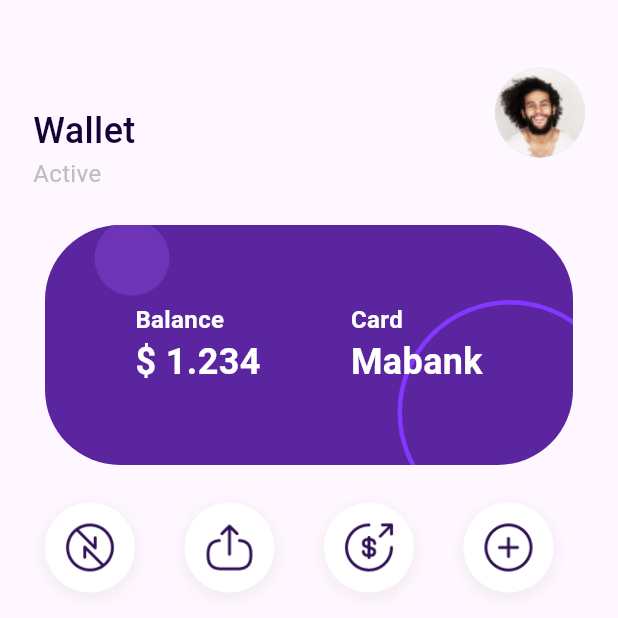
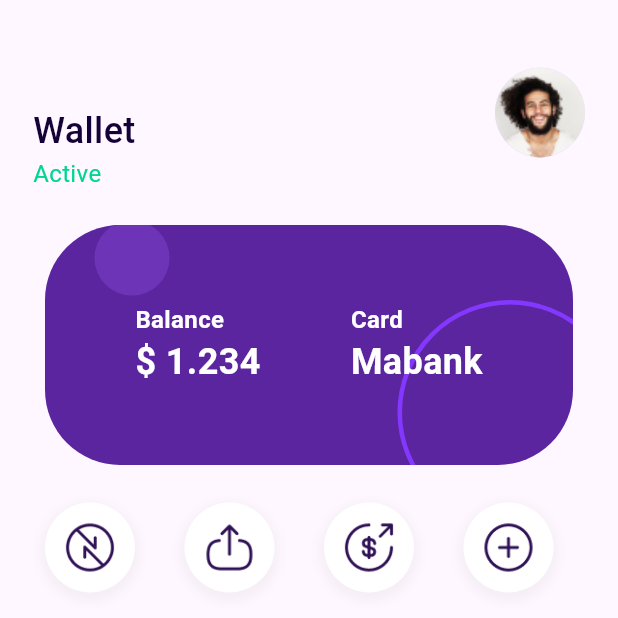
Before and after one commit to MokarmDev/wallet-app, a Flutter app: the HomeView screen opened directly, on a phone screen of 412 x 824 dp, the top half of it. Run offline on Flutter 3.47's test engine with Material 3 defaults, Android fonts, the phone set to English and light mode, and no system bars; our stand-ins replace dot_navigation_bar, gap, image_picker.

Commit message:
change color to word active

```diff
--- a/lib/screens/home_screen.dart
+++ b/lib/screens/home_screen.dart
@@ -150,7 +150,7 @@ class BuildAppBar extends StatelessWidget {
               Text(
                 'Active',
                 style: TextStyles.textTexStyle(
-                  color: MyColor.smallTextColor,
+                  color: MyColor.activeColor,
                   fontSize: 16,
                 ),
               ),
@@ -177,7 +177,7 @@ class TopCard extends StatelessWidget {
             context, MaterialPageRoute(builder: (_) => const DetailCardView()));
       },
       child: Container(
-        width: 310,
+        width: MediaQuery.sizeOf(context).width,
         height: 160,
         decoration: BoxDecoration(
             borderRadius: BorderRadius.circular(50),
--- a/lib/themes/colors.dart
+++ b/lib/themes/colors.dart
@@ -6,6 +6,7 @@ class MyColor {
   static Color purpleColor = const Color(0xff8438ff);
   static Color darkPurpleColor = const Color(0xff2F1155);
   static Color arrowBackColor = const Color(0xff45197D);
+  static Color activeColor = const Color(0xff00d68f);
   static Color arrowForwardColor = const Color(0xff363853);
   static Color isNewColor = const Color(0xffff3333);
   static Color smallTextColor = const Color(0xffbdbdbd);
```
